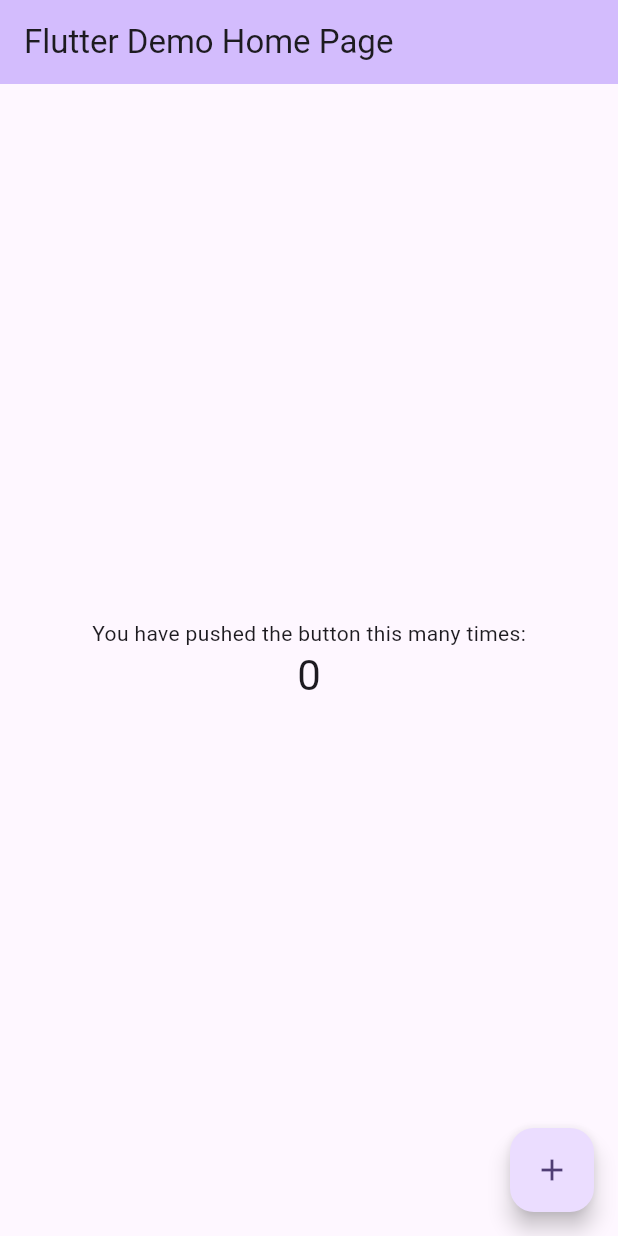
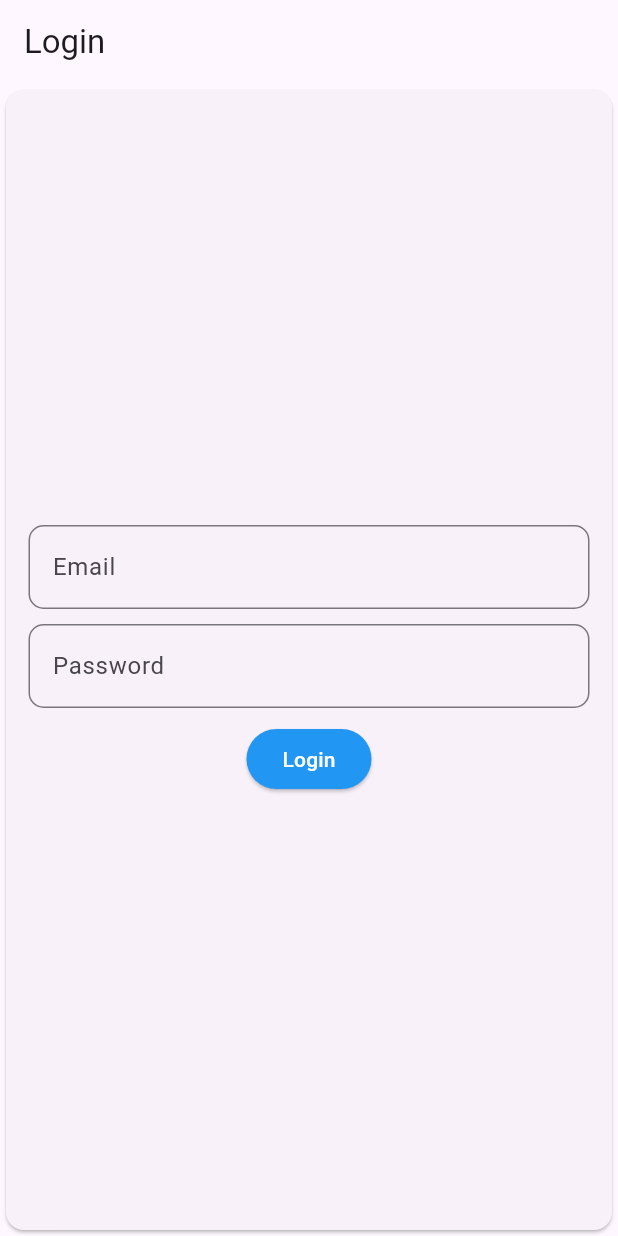
Before and after one commit to Chinthana144/CloudTik-Sales, a Flutter app: the screen it shows after launch, on a phone screen of 412 x 824 dp. Run offline on Flutter 3.47's test engine with Material 3 defaults, Android fonts, the phone set to English and light mode, and no system bars; our stand-ins replace shared_preferences.

Commit message:
login screen

```diff
--- a/lib/main.dart
+++ b/lib/main.dart
@@ -1,7 +1,17 @@
 import 'package:flutter/material.dart';
+import 'package:provider/provider.dart';
+import 'providers/auth_provider.dart';
+import 'screens/login_screen.dart';
 
 void main() {
-  runApp(const MyApp());
+  runApp(
+    MultiProvider(
+      providers: [
+        ChangeNotifierProvider(create: (context) => AuthProvider()),
+      ],
+      child: const MyApp(),
+    ),
+  );
 }
 
 class MyApp extends StatelessWidget {
@@ -11,7 +21,7 @@ class MyApp extends StatelessWidget {
   @override
   Widget build(BuildContext context) {
     return MaterialApp(
-      title: 'Flutter Demo',
+      title: 'CloudTik Sales',
       theme: ThemeData(
         // This is the theme of your application.
         //
@@ -30,93 +40,7 @@ class MyApp extends StatelessWidget {
         // tested with just a hot reload.
         colorScheme: ColorScheme.fromSeed(seedColor: Colors.deepPurple),
       ),
-      home: const MyHomePage(title: 'Flutter Demo Home Page'),
+      home: LoginScreen(),
     );
   }
 }
-
-class MyHomePage extends StatefulWidget {
-  const MyHomePage({super.key, required this.title});
-
-  // This widget is the home page of your application. It is stateful, meaning
-  // that it has a State object (defined below) that contains fields that affect
-  // how it looks.
-
-  // This class is the configuration for the state. It holds the values (in this
-  // case the title) provided by the parent (in this case the App widget) and
-  // used by the build method of the State. Fields in a Widget subclass are
-  // always marked "final".
-
-  final String title;
-
-  @override
-  State<MyHomePage> createState() => _MyHomePageState();
-}
-
-class _MyHomePageState extends State<MyHomePage> {
-  int _counter = 0;
-
-  void _incrementCounter() {
-    setState(() {
-      // This call to setState tells the Flutter framework that something has
-      // changed in this State, which causes it to rerun the build method below
-      // so that the display can reflect the updated values. If we changed
-      // _counter without calling setState(), then the build method would not be
-      // called again, and so nothing would appear to happen.
-      _counter++;
-    });
-  }
-
-  @override
-  Widget build(BuildContext context) {
-    // This method is rerun every time setState is called, for instance as done
-    // by the _incrementCounter method above.
-    //
-    // The Flutter framework has been optimized to make rerunning build methods
-    // fast, so that you can just rebuild anything that needs updating rather
-    // than having to individually change instances of widgets.
-    return Scaffold(
-      appBar: AppBar(
-        // TRY THIS: Try changing the color here to a specific color (to
-        // Colors.amber, perhaps?) and trigger a hot reload to see the AppBar
-        // change color while the other colors stay the same.
-        backgroundColor: Theme.of(context).colorScheme.inversePrimary,
-        // Here we take the value from the MyHomePage object that was created by
-        // the App.build method, and use it to set our appbar title.
-        title: Text(widget.title),
-      ),
-      body: Center(
-        // Center is a layout widget. It takes a single child and positions it
-        // in the middle of the parent.
-        child: Column(
-          // Column is also a layout widget. It takes a list of children and
-          // arranges them vertically. By default, it sizes itself to fit its
-          // children horizontally, and tries to be as tall as its parent.
-          //
-          // Column has various properties to control how it sizes itself and
-          // how it positions its children. Here we use mainAxisAlignment to
-          // center the children vertically; the main axis here is the vertical
-          // axis because Columns are vertical (the cross axis would be
-          // horizontal).
-          //
-          // TRY THIS: Invoke "debug painting" (choose the "Toggle Debug Paint"
-          // action in the IDE, or press "p" in the console), to see the
-          // wireframe for each widget.
-          mainAxisAlignment: MainAxisAlignment.center,
-          children: <Widget>[
-            const Text('You have pushed the button this many times:'),
-            Text(
-              '$_counter',
-              style: Theme.of(context).textTheme.headlineMedium,
-            ),
-          ],
-        ),
-      ),
-      floatingActionButton: FloatingActionButton(
-        onPressed: _incrementCounter,
-        tooltip: 'Increment',
-        child: const Icon(Icons.add),
-      ), // This trailing comma makes auto-formatting nicer for build methods.
-    );
-  }
-}
--- /dev/null
+++ b/lib/providers/auth_provider.dart
@@ -0,0 +1,60 @@
+import 'dart:convert';
+
+import 'package:flutter/material.dart';
+import 'package:http/http.dart' as http;
+import 'dart:convert';
+import 'package:shared_preferences/shared_preferences.dart';
+
+class AuthProvider extends ChangeNotifier{
+  bool _isLoading = false;
+  String? _token;
+
+  bool get isLoading => _isLoading;
+  String? get token => _token;
+
+  Future<bool> login(String email, String password) async{
+    _isLoading = true;
+    notifyListeners();
+
+    final uri = Uri.parse('https://cloudtik.trizent.net/api/login');
+    try{
+     final response = await http.post(uri, body: {
+         'email': email,
+         'password': password,
+       },
+     );
+
+     final data = json.decode(response.body);
+
+     if(response.statusCode == 200 && data['token'] != null)
+       {
+         _token = data['token'];
+
+         final prefs = await SharedPreferences.getInstance();
+         await prefs.setString('token', _token!);
+
+         _isLoading = false;
+         notifyListeners();
+
+         return true;
+       }
+     else{
+       _isLoading = false;
+       notifyListeners();
+       return false;
+     }
+    }//try
+    catch(e){
+      _isLoading = false;
+      notifyListeners();
+      return false;
+     }
+  }
+
+  Future<void> logout() async{
+    _token = null;
+    final prefs = await SharedPreferences.getInstance();
+    await prefs.remove('token');
+  }
+
+}//class
--- /dev/null
+++ b/lib/screens/login_screen.dart
@@ -0,0 +1,85 @@
+import 'package:flutter/material.dart';
+import 'package:provider/provider.dart';
+import '../widgets/CustomTextField.dart';
+import '../providers/auth_provider.dart';
+
+class LoginScreen extends StatefulWidget{
+  const LoginScreen({super.key});
+
+  @override
+  _loginScreenState createState() => _loginScreenState();
+}
+
+class _loginScreenState extends State<LoginScreen>{
+  final _formKey = GlobalKey<FormState>();
+  final _emailController = TextEditingController();
+  final _passwordController = TextEditingController();
+
+  void handleLogin() async{
+    final authProvider = Provider.of<AuthProvider>(context, listen: false);
+
+    final success = await authProvider.login(
+      _emailController.text,
+      _passwordController.text,
+    );
+
+    if(success){
+      print('login success');
+    }
+    else{
+      ScaffoldMessenger.of(context).showSnackBar(
+        SnackBar(content: Text('Login failed. Please check credentials')),
+      );
+    }
+  }
+
+  @override
+  Widget build(BuildContext context) {
+    final isLoading = Provider.of<AuthProvider>(context).isLoading;
+    return Scaffold(
+      appBar: AppBar(
+        title: Text('Login'),
+      ),
+      body: Center(
+        child: Card(
+          child: Padding(padding: EdgeInsets.all(15),
+            child: Form(
+              child: Column(
+                mainAxisAlignment: MainAxisAlignment.center,
+                children: [
+                  CustomTextField(
+                    label: 'Email',
+                    hint: 'enter your email',
+                    obscureText: false,
+                    controller: _emailController,
+                  ),
+                  SizedBox(height: 10,),
+                  CustomTextField(
+                    label: 'Password',
+                    hint: 'enter your password',
+                    obscureText: true,
+                    controller: _passwordController,
+                  ),
+                  SizedBox(height: 10,),
+                  isLoading ? CircularProgressIndicator() :
+                  ElevatedButton(
+                    onPressed: handleLogin,
+                    style: ButtonStyle(
+                      backgroundColor: MaterialStateProperty.all<Color>(Colors.blue),
+
+                    ),
+                    child: Text(
+                        'Login',
+                        style: TextStyle(color: Colors.white),
+                    ),
+                  ),
+                ],),
+            ),
+
+          ),
+        ),
+
+      ),
+    );
+  }
+}
--- /dev/null
+++ b/lib/widgets/CustomTextField.dart
@@ -0,0 +1,32 @@
+import 'package:flutter/material.dart';
+
+class CustomTextField extends StatelessWidget {
+  final String label;
+  final String hint;
+  final bool obscureText;
+  final TextEditingController controller;
+
+  const CustomTextField({
+    Key? key,
+    required this.label,
+    required this.hint,
+    this.obscureText = false,
+    required this.controller,
+  }) : super(key : key);
+
+  @override
+  Widget build(BuildContext context) {
+    return TextField(
+      controller: controller,
+      obscureText: obscureText,
+      decoration: InputDecoration(
+        labelText: label,
+        hintText: hint,
+        border: OutlineInputBorder(
+          borderRadius: BorderRadius.circular(10),
+          borderSide: BorderSide(color: Colors.teal),
+        ),
+      ),
+    );
+  }
+}//class
--- a/pubspec.yaml
+++ b/pubspec.yaml
@@ -30,6 +30,12 @@ environment:
 dependencies:
   flutter:
     sdk: flutter
+  provider: ^6.1.5
+  http: ^1.4.0
+  shared_preferences: ^2.5.3
+  qr_flutter: ^4.1.0
+  fluttertoast: ^8.2.12
+  intl: ^0.20.2
 
   # The following adds the Cupertino Icons font to your application.
   # Use with the CupertinoIcons class for iOS style icons.
```
Also changed, not shown: pubspec.lock, 1 other file.
